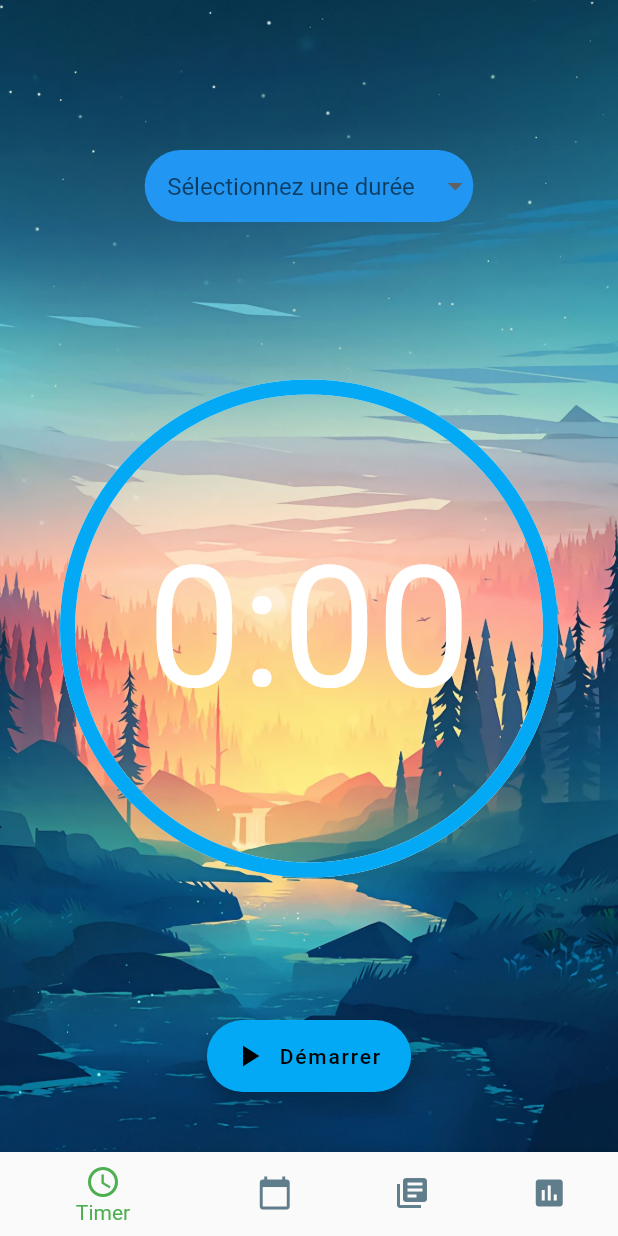
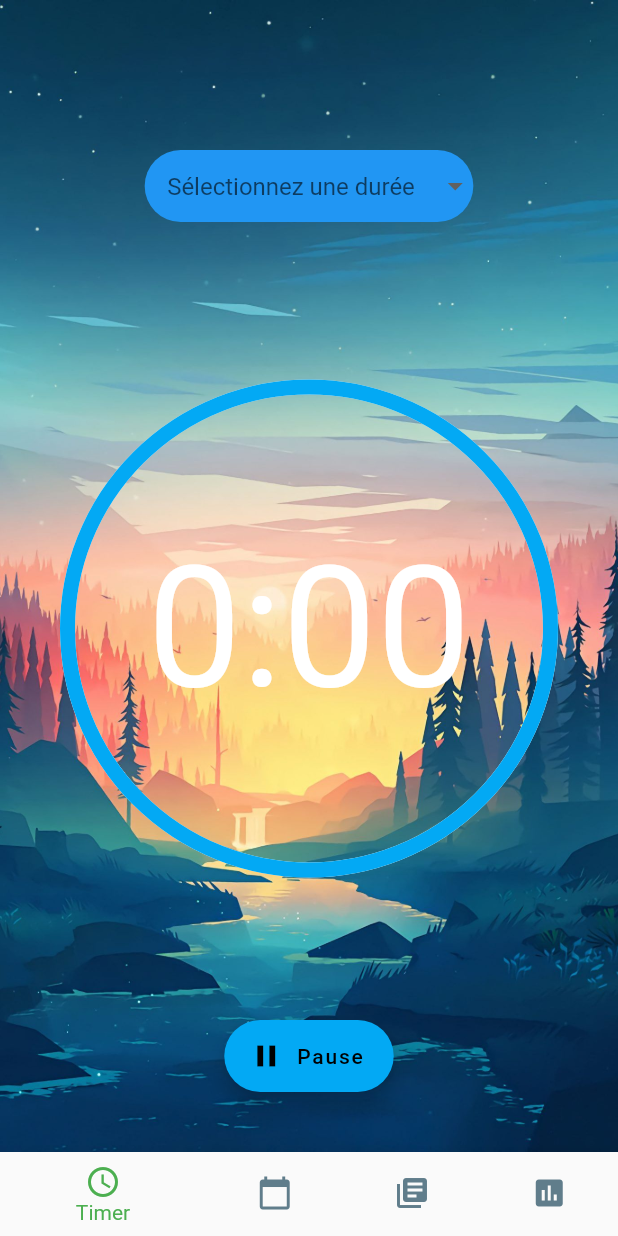
Before and after one commit to Laethel/meditate, a Flutter app: the TimerPage screen opened directly, after a tap on "Démarrer", on a phone screen of 412 x 824 dp. Run offline on Flutter 3.47's test engine with Material 2 defaults, Android fonts, the light colour scheme and no system bars; our stand-ins replace audioplayers, flutter_datetime_picker; Roboto replaces fonts that are missing (Nunito).

Commit message:
Fix timer button

```diff
--- a/lib/timer.dart
+++ b/lib/timer.dart
@@ -25,6 +25,8 @@ class _TimerPageState extends State<TimerPage> with TickerProviderStateMixin {
   //Gestion du son (notification de fin de timer)
   static AudioCache player = new AudioCache();
   static const alarmAudioPath = "sounds/end_sound.mp3";
+
+  bool playing = false;
 
   String get timerString {
     Duration duration = controller.duration * controller.value;
@@ -212,7 +214,7 @@ class _TimerPageState extends State<TimerPage> with TickerProviderStateMixin {
                                             fontSize: 112.0,
                                             color: Colors.white),
                                       );
-                                        }
+                                    },
                                   ),
                                 ],
                               ),
@@ -229,22 +231,26 @@ class _TimerPageState extends State<TimerPage> with TickerProviderStateMixin {
                           onPressed: () {
                             if (controller.isAnimating){
                               controller.stop();
+                              setState(() {
+                                playing = false;
+                              });
                             }
                             else {
                               controller.reverse();
+                              setState(() {
+                                playing = true;
+                              });
                             }
                           },
-                              icon: Icon(
-                                  controller.isAnimating ? Icons.pause : Icons.play_arrow),
-                              label: Text(
-                                  controller.isAnimating ? "Pause" : "Démarrer")
+                          icon: Icon(playing ? Icons.pause : Icons.play_arrow),
+                          label: Text(playing ? "Pause" : "Démarrer"),
                       );
-                        }
+                    },
                   ),
                 ],
               ),
             );
-            }
+          },
         ),
       ),
       bottomNavigationBar: BottomNavigationBar(
```
Lines whose indentation alone changed are shown as unchanged.
